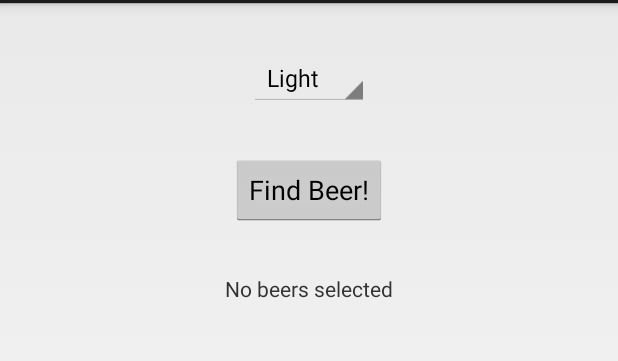
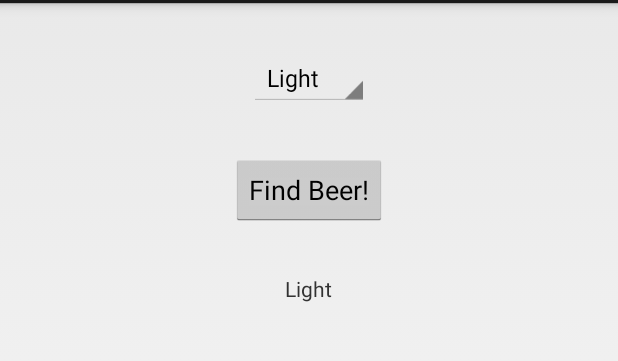
Before and after one commit to bitlin/app_android, an Android app: the screen it shows after launch (FindBeerActivity), after a tap on "Find Beer!", on a phone screen of 412 x 824 dp, the part 69-430 px from its top. Run offline under Robolectric (Android 15) with nearby library versions, the phone set to English and light mode, and no system bars.

Commit message:
get the method to do something when layout button clicked

```diff
--- a/BeerAdviser/app/src/main/java/bitlin/example/android/beeradviser/FindBeerActivity.java
+++ b/BeerAdviser/app/src/main/java/bitlin/example/android/beeradviser/FindBeerActivity.java
@@ -3,6 +3,8 @@ package bitlin.example.android.beeradviser;
 import android.app.Activity;
 import android.os.Bundle;
 import android.view.View;
+import android.widget.Spinner;
+import android.widget.TextView;
 
 /* Whenever you add a button to a layout, it’s likely you’ll want it to do something when the user clicks on it.
 To make this happen, you need to get the button to call a method in your activity.*/
@@ -25,6 +27,14 @@ public class FindBeerActivity extends Activity {
 //    The parameter View refers to the GUI component that triggers the method (in this case, the button).
 //    GUI components such as buttons and text views are all types of View.
     public void onClickFindBeer(View view){
+//  we need to get our app to display a selection of different beers that match the beer type the user has selected.
+//  In order to achieve this, we first need to get a reference to both the spinner and text view GUI components in the layout.
+        TextView brands=(TextView)findViewById(R.id.brands); //Android uses R.java to keep track of the resources used within the app, and among other things it enables you to get references to GUI components from within your activity code.
+        brands.setText("Gottle of geer");
 
+        Spinner color=(Spinner)findViewById(R.id.color);
+//  spinner values can be something other than Strings, such as images. In our case, we know the values are all Strings, so we can use String.valueOf() to convert the selected item from an Object to a String.
+        String beerType=String.valueOf(color.getSelectedItem());
+        brands.setText(beerType);
     }
 }
--- a/BeerAdviser/app/src/main/res/layout/activity_find_beer.xml
+++ b/BeerAdviser/app/src/main/res/layout/activity_find_beer.xml
@@ -10,6 +10,7 @@
     tools:context="bitlin.example.android.beeradviser.FindBeerActivity">
 
     <Spinner
+        android:id="@+id/color"
         android:entries="@array/beer_colors"
         android:layout_width="wrap_content"
         android:layout_height="wrap_content"
```
